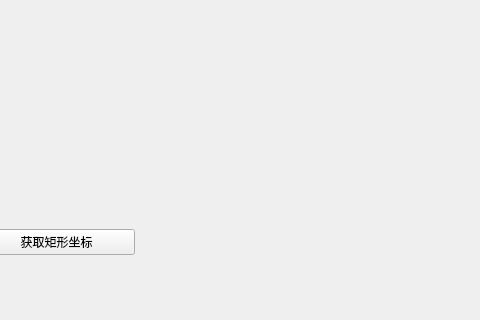
redbackissac/VisionTest, file Setting.ui: the form before one commit; both pictures show x 406 to 886 and y 448 to 768 of the 1024 by 768 pixel window.
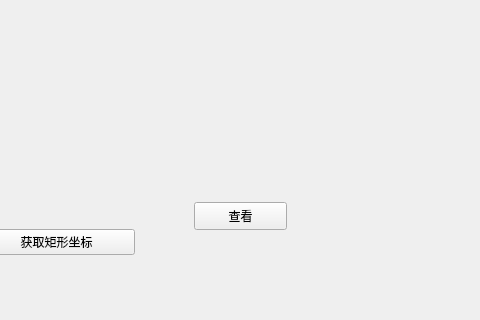
The form after the commit.

Commit message: 修改了生成roi区域的方式，将设置界面中的图像改为原尺寸显示，roi区域的参数为绝对坐标

The edit to the form file:
```diff
--- a/Setting.ui
+++ b/Setting.ui
@@ -85,6 +85,19 @@
     </item>
    </layout>
   </widget>
+  <widget class="QPushButton" name="look">
+   <property name="geometry">
+    <rect>
+     <x>600</x>
+     <y>650</y>
+     <width>93</width>
+     <height>28</height>
+    </rect>
+   </property>
+   <property name="text">
+    <string>查看</string>
+   </property>
+  </widget>
  </widget>
  <resources/>
  <connections/>
```
The commit also changes 5 other files.
